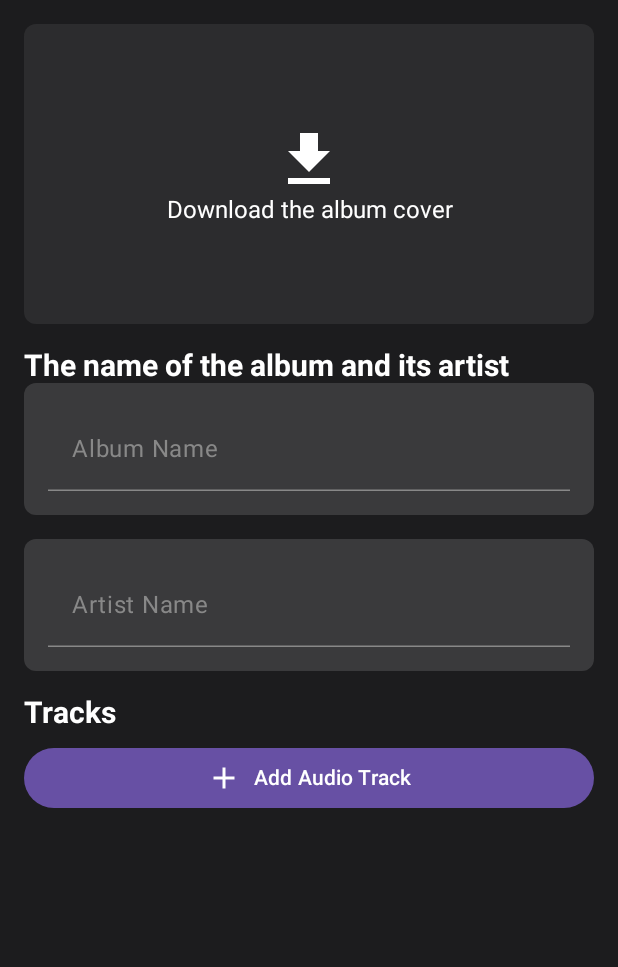
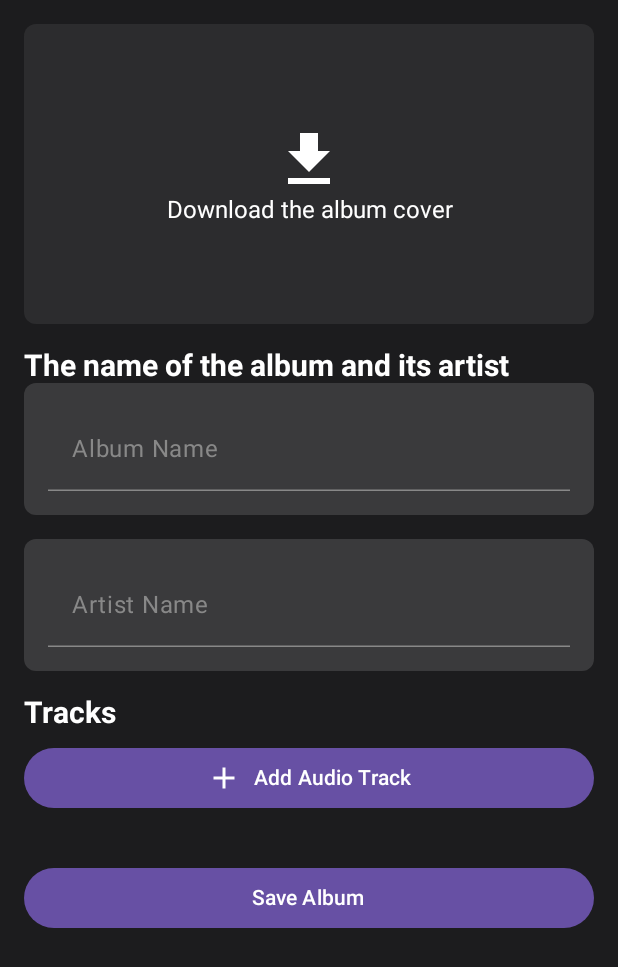
Before and after one commit to Aodhogane/fone, an Android app built with Jetpack Compose: the @Preview function AlbumScreenPreview, on a phone screen of 412 x 824 dp. Shown: the top 967 px of the screen. Run offline under Robolectric (Android 15) with nearby library versions, the light colour scheme and no system bars.

Commit message:
Добавление ошибок.

```diff
--- a/app/src/main/java/com/example/myapplication/AlbumScreen.kt
+++ b/app/src/main/java/com/example/myapplication/AlbumScreen.kt
@@ -9,6 +9,7 @@ import androidx.compose.foundation.background
 import androidx.compose.foundation.clickable
 import androidx.compose.foundation.layout.*
 import androidx.compose.foundation.shape.RoundedCornerShape
+import androidx.compose.foundation.text.KeyboardOptions
 import androidx.compose.material.icons.Icons
 import androidx.compose.material.icons.filled.Add
 import androidx.compose.material.icons.filled.Download
@@ -20,6 +21,7 @@ import androidx.compose.ui.graphics.Color
 import androidx.compose.ui.graphics.painter.Painter
 import androidx.compose.ui.platform.LocalContext
 import androidx.compose.ui.text.font.FontWeight
+import androidx.compose.ui.text.input.KeyboardType
 import androidx.compose.ui.text.style.TextAlign
 import androidx.compose.ui.unit.dp
 import androidx.compose.ui.unit.sp
@@ -35,6 +37,31 @@ fun AlbumScreen(
 ) {
     var albumName by remember { mutableStateOf("") }
     var artistName by remember { mutableStateOf("") }
+    var showError by remember { mutableStateOf(false) }
+    var showSuccess by remember { mutableStateOf(false) }
+
+    // Проверка на ошибки
+    fun validateForm(): Boolean {
+        return albumName.isNotEmpty() && artistName.isNotEmpty() && coverImageUri != null && tracks.isNotEmpty()
+    }
+
+    // Функция для сохранения данных
+    fun saveAlbumData() {
+        if (validateForm()) {
+            // Если все заполнено корректно, сохраняем данные
+            println("Album Name: $albumName")
+            println("Artist Name: $artistName")
+            tracks.forEach { track ->
+                println("Track: ${track.lastPathSegment}")
+            }
+            showSuccess = true
+            showError = false
+        } else {
+            // Если есть ошибка
+            showError = true
+            showSuccess = false
+        }
+    }
 
     Column(
         modifier = Modifier
@@ -43,19 +70,51 @@ fun AlbumScreen(
             .padding(16.dp),
         verticalArrangement = Arrangement.spacedBy(16.dp)
     ) {
+        // Секция для выбора обложки
         AlbumCoverSection(coverImageUri = coverImageUri, onCoverImageSelected = onCoverImageSelected)
 
+        // Секция для ввода имени альбома и исполнителя
         AlbumDetailsSection(
             albumName = albumName,
             onAlbumNameChange = { albumName = it },
             artistName = artistName,
-            onArtistNameChange = { artistName = it }
+            onArtistNameChange = { artistName = it },
+            showError = showError
         )
 
+        // Секция для добавления треков
         TracksSection(
             tracks = tracks,
             onTrackAdded = onTrackAdded
         )
+
+        // Кнопка сохранения
+        Button(
+            onClick = {
+                saveAlbumData() // Вызов функции сохранения
+            },
+            modifier = Modifier
+                .fillMaxWidth()
+                .padding(top = 16.dp)
+        ) {
+            Text("Save Album")
+        }
+
+        // Всплывающее сообщение об успешном сохранении
+        if (showSuccess) {
+            Snackbar(
+                modifier = Modifier.padding(16.dp),
+                content = { Text("Album saved successfully!") }
+            )
+        }
+
+        // Всплывающее сообщение об ошибке
+        if (showError) {
+            Snackbar(
+                modifier = Modifier.padding(16.dp),
+                content = { Text("Please fill all fields correctly!") }
+            )
+        }
     }
 }
 
@@ -83,7 +142,7 @@ fun AlbumCoverSection(coverImageUri: Uri?, onCoverImageSelected: (Uri?) -> Unit)
     ) {
         Column(horizontalAlignment = Alignment.CenterHorizontally) {
             coverImageUri?.let {
-                val painter: Painter = rememberAsyncImagePainter(it)
+                val painter = rememberAsyncImagePainter(it)
                 Image(
                     painter = painter,
                     contentDescription = "Album Cover",
@@ -105,6 +164,48 @@ fun AlbumCoverSection(coverImageUri: Uri?, onCoverImageSelected: (Uri?) -> Unit)
                 textAlign = TextAlign.Center
             )
         }
+    }
+}
+
+// Секция выбора обложки альбома
+@Composable
+fun AlbumDetailsSection(
+    albumName: String,
+    onAlbumNameChange: (String) -> Unit,
+    artistName: String,
+    onArtistNameChange: (String) -> Unit,
+    showError: Boolean
+) {
+    Column(modifier = Modifier.fillMaxWidth()) {
+        Text(
+            text = "The name of the album and its artist",
+            color = Color.White,
+            fontSize = 20.sp,
+            fontWeight = FontWeight.Bold
+        )
+
+        CustomTextField(
+            value = albumName,
+            onValueChange = onAlbumNameChange,
+            placeholder = "Album Name",
+            modifier = Modifier
+                .fillMaxWidth()
+                .background(Color(0xFF3A3A3C), RoundedCornerShape(8.dp))
+                .padding(16.dp),
+            isError = showError && albumName.isEmpty()
+        )
+
+        CustomTextField(
+            value = artistName,
+            onValueChange = onArtistNameChange,
+            placeholder = "Artist Name",
+            modifier = Modifier
+                .fillMaxWidth()
+                .padding(top = 16.dp)
+                .background(Color(0xFF3A3A3C), RoundedCornerShape(8.dp))
+                .padding(16.dp),
+            isError = showError && artistName.isEmpty()
+        )
     }
 }
 
@@ -215,17 +316,21 @@ fun CustomTextField(
     onValueChange: (String) -> Unit,
     placeholder: String,
     modifier: Modifier = Modifier,
-    trailingIcon: @Composable (() -> Unit)? = null
+    trailingIcon: @Composable (() -> Unit)? = null,
+    isError: Boolean = false
 ) {
     TextField(
         value = value,
         onValueChange = onValueChange,
         placeholder = { Text(placeholder, color = Color.Gray) },
         modifier = modifier,
+        keyboardOptions = KeyboardOptions.Default.copy(
+            keyboardType = KeyboardType.Text // Устанавливаем тип клавиатуры на Text
+        ),
         colors = TextFieldDefaults.textFieldColors(
             containerColor = Color.Transparent,
-            focusedIndicatorColor = Color.White,
-            unfocusedIndicatorColor = Color.Gray,
+            focusedIndicatorColor = if (isError) Color.Red else Color.White,
+            unfocusedIndicatorColor = if (isError) Color.Red else Color.Gray,
             cursorColor = Color.White
         ),
         trailingIcon = trailingIcon
```
Also changed, not shown: 1 other file.
